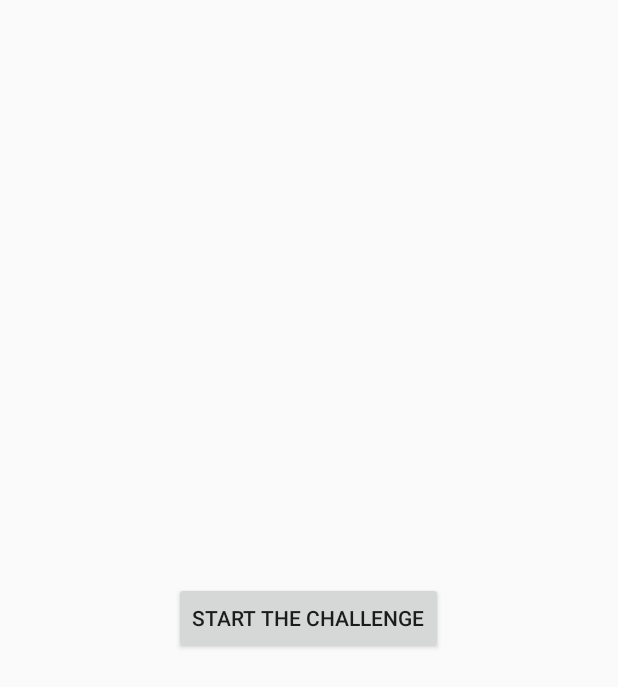
After one commit to brukberhane/EthioChallenge, an Android app: the layout fragment_home.xml on its own in the app's theme, with its tools: preview values and no code run, on a phone screen of 412 x 824 dp. The commit adds this screen. Shown: the top 687 px of the screen. Run offline under Robolectric (Android 15) with nearby library versions, the phone set to English and light mode, and no system bars.

Commit message:
Added Home activity and Home fragment and changed starting activity

```diff
--- a/app/build.gradle
+++ b/app/build.gradle
@@ -20,6 +20,7 @@ android {
 }
 
 dependencies {
+    implementation 'com.android.support:support-v4:27.0.2'
     compile fileTree(include: ['*.jar'], dir: 'libs')
     androidTestCompile('com.android.support.test.espresso:espresso-core:2.2.2', {
         exclude group: 'com.android.support', module: 'support-annotations'
--- a/app/src/main/AndroidManifest.xml
+++ b/app/src/main/AndroidManifest.xml
@@ -10,6 +10,8 @@
         android:supportsRtl="true"
         android:theme="@style/AppTheme">
         <activity android:name=".MainActivity">
+        </activity>
+        <activity android:name=".HomeActivity">
             <intent-filter>
                 <action android:name="android.intent.action.MAIN"/>
 
--- /dev/null
+++ b/app/src/main/res/layout/fragment_home.xml
@@ -0,0 +1,22 @@
+<android.support.design.widget.CoordinatorLayout
+    xmlns:android="http://schemas.android.com/apk/res/android"
+    xmlns:tools="http://schemas.android.com/tools"
+    android:layout_width="match_parent"
+    android:layout_height="match_parent"
+    tools:context="tech.asfaw.ethiochallenge.HomeFragment">
+
+    <LinearLayout
+        android:layout_width="match_parent"
+        android:layout_height="match_parent"
+        android:layout_gravity="center"
+        android:gravity="center">
+
+        <Button
+            android:id="@+id/fragment_home_enter_challenge_button"
+            android:layout_width="wrap_content"
+            android:text="@string/start_the_challenge"
+            android:layout_height="wrap_content"/>
+
+    </LinearLayout>
+
+</android.support.design.widget.CoordinatorLayout>
--- a/app/src/main/res/values/strings.xml
+++ b/app/src/main/res/values/strings.xml
@@ -1,3 +1,7 @@
 <resources>
     <string name="app_name">EthioChallenge</string>
+
+    <!-- TODO: Remove or change this placeholder text -->
+    <string name="hello_blank_fragment">Hello blank fragment</string>
+    <string name="start_the_challenge">Start the Challenge</string>
 </resources>
```
Also changed, not shown: app/src/main/java/tech/asfaw/ethiochallenge/HomeActivity.java (added, +14 -0 lines), app/src/main/java/tech/asfaw/ethiochallenge/HomeFragment.java (added, +42 -0 lines).
